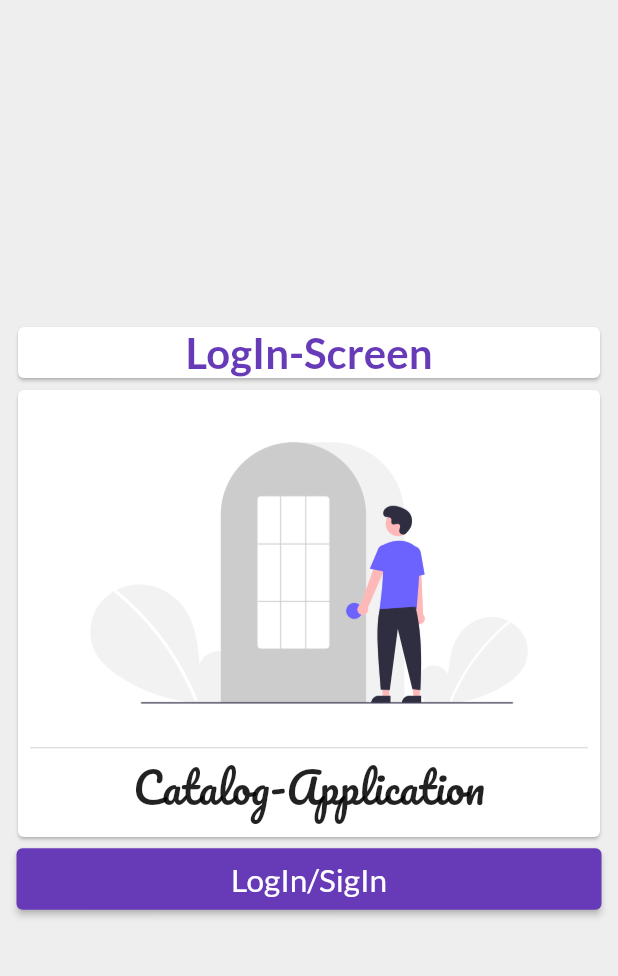
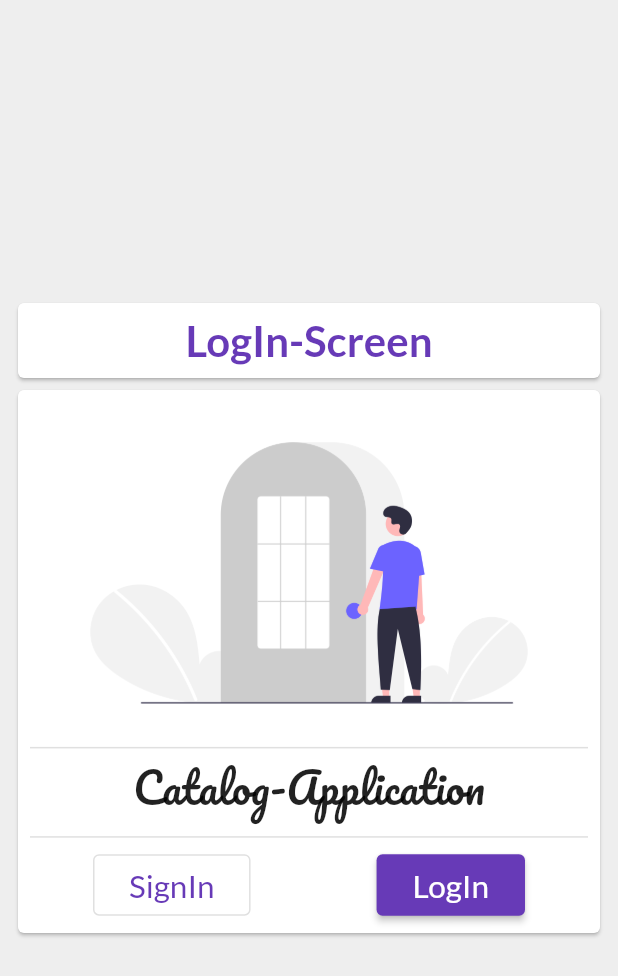
Before and after one commit to Akshat-kush007/Catalog_App_Flutter, a Flutter app: the screen it shows after launch, on a phone screen of 412 x 824 dp. Shown: the top 976 px of the screen. Run offline on Flutter 3.47's test engine with Material 2 defaults, Android fonts, the phone set to English and light mode, and no system bars; our stand-ins replace google_fonts.

Commit message:
login_ui_complete

```diff
--- a/lib/pages/login_screen.dart
+++ b/lib/pages/login_screen.dart
@@ -1,25 +1,46 @@
 import 'package:flutter/material.dart';
 import 'package:google_fonts/google_fonts.dart';
 
-class LogInScreen extends StatelessWidget {
+enum DisplayValue { none, signIn, logIn }
+
+class LogInScreen extends StatefulWidget {
   const LogInScreen({super.key});
   static const routeName = '/login_screen';
+
+  @override
+  State<LogInScreen> createState() => _LogInScreenState();
+}
+
+class _LogInScreenState extends State<LogInScreen> {
+  //Varibles------------------------------------------------------------------------
+  DisplayValue displayValue = DisplayValue.none;
+  final _usernameControler = TextEditingController();
+  final _passwordControler = TextEditingController();
+
+  //Methods-------------------------------------------------------------------------
+
+  //Build Function------------------------------------------------------------------
   @override
   Widget build(BuildContext context) {
     return Scaffold(
       body: Padding(
         padding: const EdgeInsets.all(8.0),
+        child: Center(
+          child: SingleChildScrollView(
             child: Column(
               mainAxisAlignment: MainAxisAlignment.center,
               children: [
                 Card(
                   child: Center(
+                    child: Padding(
+                      padding: const EdgeInsets.all(8.0),
                       child: Text(
                         "LogIn-Screen",
                         textScaleFactor: 2.0,
                         style: TextStyle(
                             color: Theme.of(context).primaryColor,
                             fontWeight: FontWeight.w600),
+                      ),
                     ),
                   ),
                 ),
@@ -38,30 +59,108 @@ class LogInScreen extends StatelessWidget {
                         Text(
                           'Catalog-Application',
                           textScaleFactor: 2.0,
-                      style: GoogleFonts.pacifico(fontWeight: FontWeight.w400),
-                    )
+                          style:
+                              GoogleFonts.pacifico(fontWeight: FontWeight.w400),
+                        ),
+                        Divider(
+                          thickness: 1,
+                          height: 16,
+                        ),
+                        if (displayValue == DisplayValue.none)
+                          Row(
+                            mainAxisAlignment: MainAxisAlignment.spaceAround,
+                            children: [
+                              OutlinedButton(
+                                onPressed: () {
+                                  setState(() {
+                                    displayValue = DisplayValue.signIn;
+                                  });
+                                },
+                                child: Padding(
+                                  padding: const EdgeInsets.all(8.0),
+                                  child: Text(
+                                    'SignIn',
+                                    textScaleFactor: 1.5,
+                                  ),
+                                ),
+                              ),
+                              ElevatedButton(
+                                onPressed: () {
+                                  setState(() {
+                                    displayValue = DisplayValue.logIn;
+                                  });
+                                },
+                                child: Padding(
+                                  padding: const EdgeInsets.all(8.0),
+                                  child: Text(
+                                    'LogIn',
+                                    textScaleFactor: 1.5,
+                                  ),
+                                ),
+                              ),
+                            ],
+                          ),
+                        if (displayValue == DisplayValue.logIn) loginWidget(),
+                        if (displayValue == DisplayValue.signIn) loginWidget(),
                       ],
                     ),
                   ),
                 ),
-            Padding(
-              padding: const EdgeInsets.symmetric(horizontal: 3.0),
-              child: ElevatedButton(
-                onPressed: () {},
-                child: Padding(
-                  padding: const EdgeInsets.all(8.0),
-                  child: Center(
-                      child: Text(
-                    'LogIn/SigIn',
-                    textScaleFactor: 1.5,
-                  )),
+              ],
             ),
-                // style: ButtonStyle(w),
           ),
-            )
-          ],
         ),
       ),
     );
   }
+
+  Column loginWidget() {
+    return Column(
+      children: [
+        Container(
+          decoration: BoxDecoration(
+              border: Border(
+                  left: BorderSide(
+                      width: 5, color: Theme.of(context).primaryColor))),
+          padding: EdgeInsets.symmetric(horizontal: 5),
+          margin: EdgeInsets.symmetric(vertical: 2.5),
+          child: TextField(
+            keyboardType: TextInputType.text,
+            decoration: InputDecoration(label: Text('UserName')),
+            controller: _usernameControler,
+          ),
+        ),
+        Container(
+          decoration: BoxDecoration(
+              border: Border(
+                  left: BorderSide(
+                      width: 5, color: Theme.of(context).primaryColor))),
+          padding: EdgeInsets.symmetric(horizontal: 5),
+          margin: EdgeInsets.symmetric(vertical: 2.5),
+          child: TextField(
+            keyboardType: TextInputType.visiblePassword,
+            obscureText: true,
+            decoration: InputDecoration(label: Text('Password')),
+            controller: _passwordControler,
+          ),
+        ),
+        ElevatedButton(
+            onPressed: () {
+              print('UserName : ' + _usernameControler.text);
+              print('Password : ' + _passwordControler.text);
+              setState(() {
+                _passwordControler.text = "";
+                _usernameControler.text = "";
+                displayValue = DisplayValue.none;
+              });
+            },
+            style: ElevatedButton.styleFrom(elevation: 0.0),
+            child: Center(
+                child: Text(
+              'Login',
+              textScaleFactor: 1.5,
+            )))
+      ],
+    );
   }
+}
```
Lines whose indentation alone changed are shown as unchanged.
